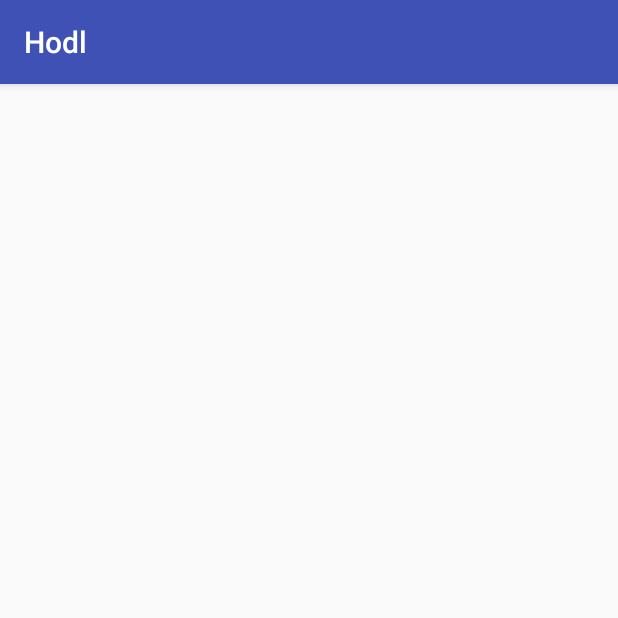
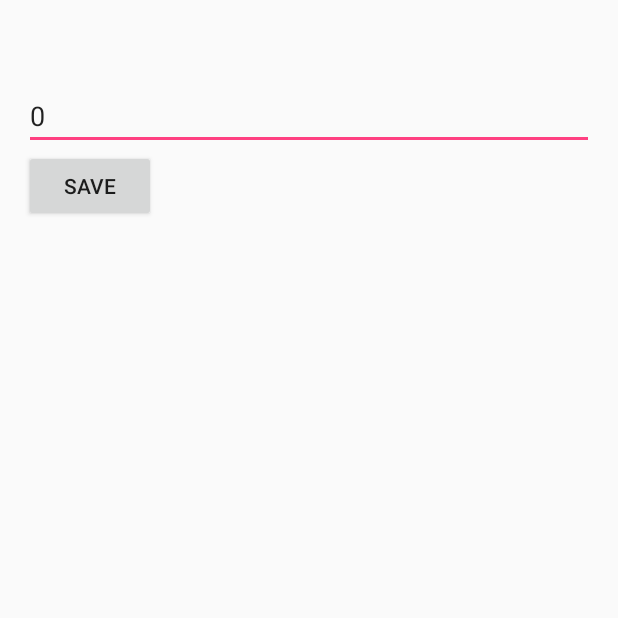
Before and after one commit to hintofbasil/Hodl, an Android app: the CoinDetailsActivity screen opened directly, with no data from a screen before it, on a phone screen of 412 x 824 dp, the top half of it. Run offline under Robolectric (Android 15) with nearby library versions, the phone set to English and light mode, and no system bars; 3 statements that could not run were skipped.

Commit message:
Added ability to update quantity of coins

```diff
--- a/app/src/main/java/com/github/hintofbasil/hodl/CoinDetailsActivity.java
+++ b/app/src/main/java/com/github/hintofbasil/hodl/CoinDetailsActivity.java
@@ -1,13 +1,62 @@
 package com.github.hintofbasil.hodl;
 
-import android.support.v7.app.AppCompatActivity;
+import android.app.Activity;
+import android.content.SharedPreferences;
 import android.os.Bundle;
+import android.view.View;
+import android.widget.EditText;
+import android.widget.TextView;
+import android.widget.Toast;
 
-public class CoinDetailsActivity extends AppCompatActivity {
+import com.github.hintofbasil.hodl.coinSummaryList.CoinSummary;
+import com.google.gson.Gson;
+
+import java.math.BigDecimal;
+
+public class CoinDetailsActivity extends Activity {
+
+    EditText quantityEditText;
+    CoinSummary coinSummary;
+    SharedPreferences coinSharedData;
 
     @Override
     protected void onCreate(Bundle savedInstanceState) {
         super.onCreate(savedInstanceState);
         setContentView(R.layout.activity_coin_details);
+
+        coinSummary = (CoinSummary) getIntent().getSerializableExtra("coinSummary");
+
+        coinSharedData = getSharedPreferences("hintofbasil.github.com.coin_status", MODE_PRIVATE);
+
+        TextView tickerSymbol = (TextView) findViewById(R.id.coin_ticker_symbol);
+        tickerSymbol.setText(coinSummary.getSymbol());
+
+        TextView price = (TextView)findViewById(R.id.coin_price_usd);
+        if (price != null && !price.equals("")) {
+            price.setText(String.format("$%s", coinSummary.getPriceUSD()));
+        } else {
+            String text = getString(R.string.price_missing);
+            price.setText(text);
+        }
+
+        quantityEditText = (EditText) findViewById(R.id.quantity_edit_text);
+        if (coinSummary.getQuantity() != null) {
+            quantityEditText.setText(coinSummary.getQuantity().toString());
+        } else {
+            quantityEditText.setText("0");
+        }
+    }
+
+    public void onSubmit(View view) {
+        String quantityString = quantityEditText.getText().toString();
+        try {
+            BigDecimal quantity = new BigDecimal(quantityString);
+            coinSummary.setQuantity(quantity);
+            Gson gson = new Gson();
+            coinSharedData.edit().putString(coinSummary.getSymbol(), gson.toJson(coinSummary)).apply();
+            finish();
+        } catch (NumberFormatException e) {
+            Toast.makeText(this, "Please enter a valid quantity", Toast.LENGTH_SHORT).show();
+        }
     }
 }
--- a/app/src/main/res/layout/activity_coin_details.xml
+++ b/app/src/main/res/layout/activity_coin_details.xml
@@ -1,5 +1,5 @@
 <?xml version="1.0" encoding="utf-8"?>
-<RelativeLayout xmlns:android="http://schemas.android.com/apk/res/android"
+<LinearLayout xmlns:android="http://schemas.android.com/apk/res/android"
     xmlns:tools="http://schemas.android.com/tools"
     android:id="@+id/activity_coin_details"
     android:layout_width="match_parent"
@@ -8,6 +8,30 @@
     android:paddingLeft="@dimen/activity_horizontal_margin"
     android:paddingRight="@dimen/activity_horizontal_margin"
     android:paddingTop="@dimen/activity_vertical_margin"
+    android:orientation="vertical"
     tools:context="com.github.hintofbasil.hodl.CoinDetailsActivity">
 
-</RelativeLayout>
+    <TextView
+        android:id="@+id/coin_ticker_symbol"
+        android:layout_width="wrap_content"
+        android:layout_height="wrap_content" />
+
+    <TextView
+        android:id="@+id/coin_price_usd"
+        android:layout_width="wrap_content"
+        android:layout_height="wrap_content" />
+
+    <EditText
+        android:id="@+id/quantity_edit_text"
+        android:layout_width="match_parent"
+        android:layout_height="wrap_content"
+        android:inputType="numberDecimal" />
+
+    <Button
+        android:id="@+id/save"
+        android:layout_width="wrap_content"
+        android:layout_height="wrap_content"
+        android:text="@string/save"
+        android:onClick="onSubmit" />
+
+</LinearLayout>
--- a/app/src/main/res/values/strings.xml
+++ b/app/src/main/res/values/strings.xml
@@ -1,4 +1,5 @@
 <resources>
     <string name="app_name">Hodl</string>
     <string name="price_missing">Unknown</string>
+    <string name="save">Save</string>
 </resources>
```
Also changed, not shown: app/src/main/java/com/github/hintofbasil/hodl/coinSummaryList/CoinSummary.java (+10 -0 lines).
